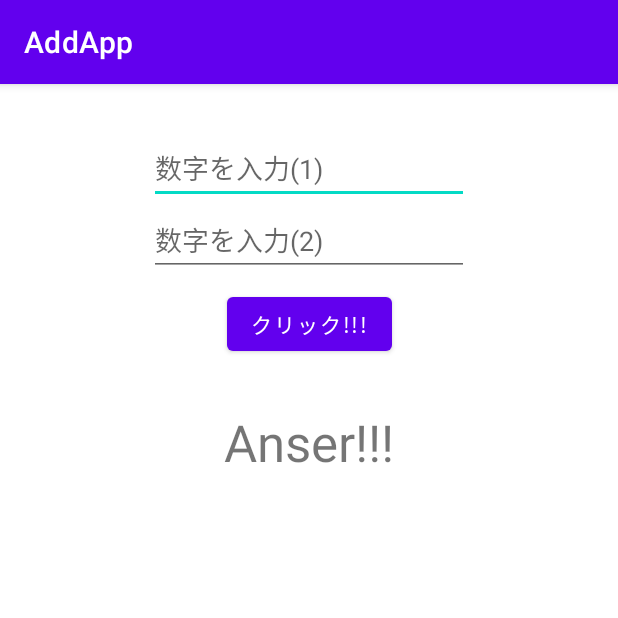
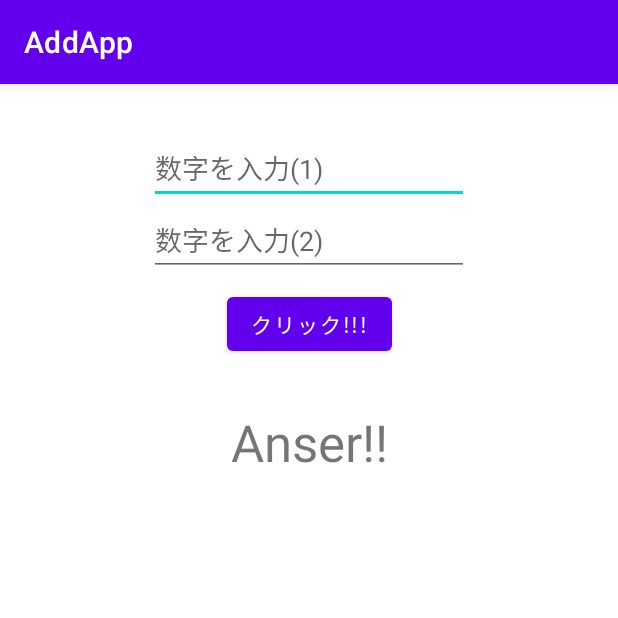
Before and after one commit to Nanikashiyounokai/AddApp, an Android app: the screen it shows after launch (MainActivity), on a phone screen of 412 x 824 dp, the top half of it. Run offline under Robolectric (Android 15) with nearby library versions, the phone set to English and light mode, and no system bars.

Commit message:
!一つ削除

```diff
--- a/app/src/main/res/layout/activity_main.xml
+++ b/app/src/main/res/layout/activity_main.xml
@@ -47,7 +47,7 @@
         android:layout_width="wrap_content"
         android:layout_height="wrap_content"
         android:layout_marginTop="32dp"
-        android:text="Anser!!!"
+        android:text="Anser!!"
         android:textSize="34sp"
         app:layout_constraintEnd_toEndOf="parent"
         app:layout_constraintStart_toStartOf="parent"
```
